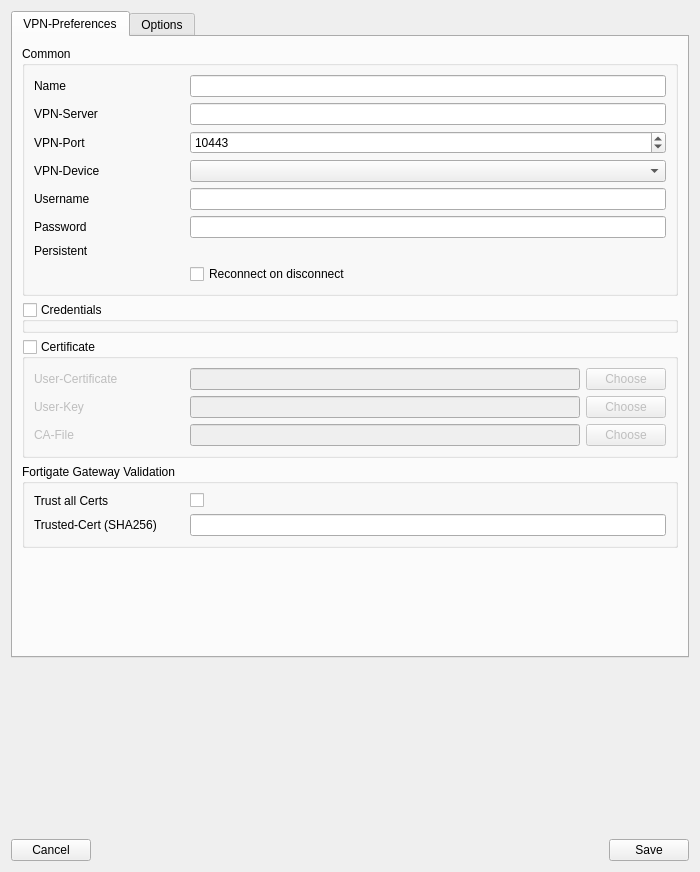
Qt form openfortigui/vpnprofileeditor.ui (theinvisible/openfortigui) before a commit.
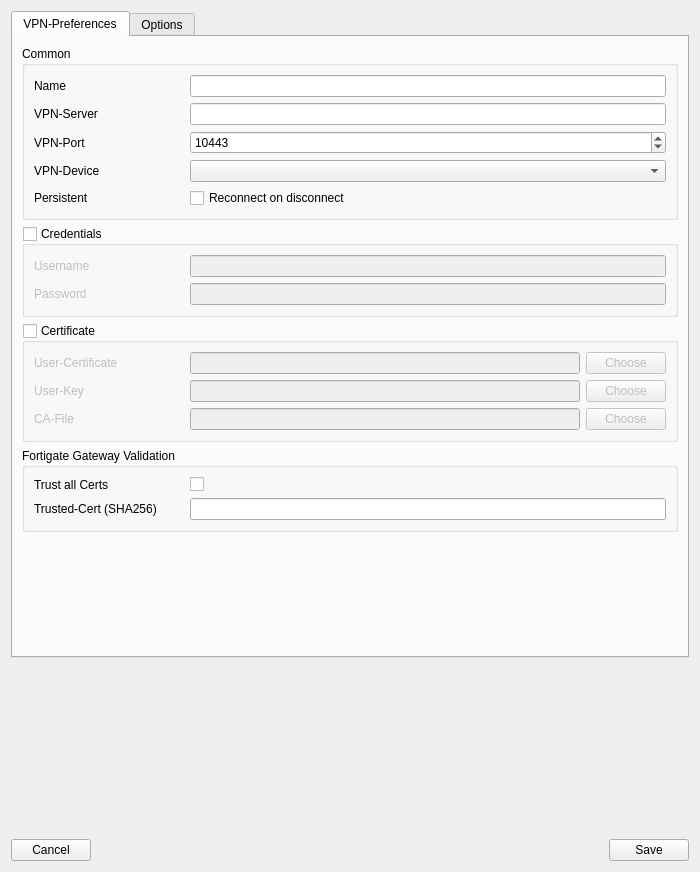
The same form after that commit.

Commit message: Re-layout the VPN profile editor UI due to duplicated username/passwd fields

What changed in the file:
```diff
--- a/openfortigui/vpnprofileeditor.ui
+++ b/openfortigui/vpnprofileeditor.ui
@@ -91,62 +91,6 @@
             </property>
            </widget>
           </item>
-          <item row="4" column="0">
-           <widget class="QLabel" name="label_3">
-            <property name="minimumSize">
-             <size>
-              <width>150</width>
-              <height>0</height>
-             </size>
-            </property>
-            <property name="text">
-             <string>Username</string>
-            </property>
-           </widget>
-          </item>
-          <item row="4" column="1">
-           <widget class="QLineEdit" name="leUsername"/>
-          </item>
-          <item row="5" column="0">
-           <widget class="QLabel" name="label_4">
-            <property name="minimumSize">
-             <size>
-              <width>150</width>
-              <height>0</height>
-             </size>
-            </property>
-            <property name="text">
-             <string>Password</string>
-            </property>
-           </widget>
-          </item>
-          <item row="5" column="1">
-           <widget class="QLineEdit" name="lePassword">
-            <property name="echoMode">
-             <enum>QLineEdit::Password</enum>
-            </property>
-           </widget>
-          </item>
-          <item row="6" column="0">
-           <widget class="QLabel" name="label_26">
-            <property name="minimumSize">
-             <size>
-              <width>150</width>
-              <height>0</height>
-             </size>
-            </property>
-            <property name="text">
-             <string>Persistent</string>
-            </property>
-           </widget>
-          </item>
-          <item row="7" column="1">
-           <widget class="QCheckBox" name="cbPersistent">
-            <property name="text">
-             <string>Reconnect on disconnect</string>
-            </property>
-           </widget>
-          </item>
           <item row="3" column="0">
            <widget class="QLabel" name="label_30">
             <property name="text">
@@ -157,6 +101,26 @@
           <item row="3" column="1">
            <widget class="QComboBox" name="comboVPNDevice"/>
           </item>
+          <item row="4" column="0">
+           <widget class="QLabel" name="label_26">
+            <property name="minimumSize">
+             <size>
+              <width>150</width>
+              <height>0</height>
+             </size>
+            </property>
+            <property name="text">
+             <string>Persistent</string>
+            </property>
+           </widget>
+          </item>
+          <item row="4" column="1">
+           <widget class="QCheckBox" name="cbPersistent">
+            <property name="text">
+             <string>Reconnect on disconnect</string>
+            </property>
+           </widget>
+          </item>
          </layout>
         </widget>
        </item>
@@ -171,67 +135,44 @@
          <property name="checked">
           <bool>false</bool>
          </property>
-         <widget class="QLineEdit" name="lePassword">
-          <property name="geometry">
-           <rect>
-            <x>170</x>
-            <y>70</y>
-            <width>480</width>
-            <height>25</height>
-           </rect>
-          </property>
-          <property name="echoMode">
-           <enum>QLineEdit::Password</enum>
-          </property>
-         </widget>
-         <widget class="QLineEdit" name="leUsername">
-          <property name="geometry">
-           <rect>
-            <x>170</x>
-            <y>39</y>
-            <width>480</width>
-            <height>25</height>
-           </rect>
-          </property>
-         </widget>
-         <widget class="QLabel" name="label_4">
-          <property name="geometry">
-           <rect>
-            <x>14</x>
-            <y>70</y>
-            <width>150</width>
-            <height>25</height>
-           </rect>
-          </property>
-          <property name="minimumSize">
-           <size>
-            <width>150</width>
-            <height>0</height>
-           </size>
-          </property>
-          <property name="text">
-           <string>Password</string>
-          </property>
-         </widget>
-         <widget class="QLabel" name="label_3">
-          <property name="geometry">
-           <rect>
-            <x>14</x>
-            <y>39</y>
-            <width>150</width>
-            <height>25</height>
-           </rect>
-          </property>
-          <property name="minimumSize">
-           <size>
-            <width>150</width>
-            <height>0</height>
-           </size>
-          </property>
-          <property name="text">
-           <string>Username</string>
-          </property>
-         </widget>
+         <layout class="QFormLayout" name="formLayout_1">
+          <item row="0" column="0">
+           <widget class="QLabel" name="label_3">
+            <property name="minimumSize">
+             <size>
+              <width>150</width>
+              <height>0</height>
+             </size>
+            </property>
+            <property name="text">
+             <string>Username</string>
+            </property>
+           </widget>
+          </item>
+          <item row="0" column="1">
+           <widget class="QLineEdit" name="leUsername"/>
+          </item>
+          <item row="1" column="0">
+           <widget class="QLabel" name="label_4">
+            <property name="minimumSize">
+             <size>
+              <width>150</width>
+              <height>0</height>
+             </size>
+            </property>
+            <property name="text">
+             <string>Password</string>
+            </property>
+           </widget>
+          </item>
+          <item row="1" column="1">
+           <widget class="QLineEdit" name="lePassword">
+            <property name="echoMode">
+             <enum>QLineEdit::Password</enum>
+            </property>
+           </widget>
+          </item>
+         </layout>
         </widget>
        </item>
        <item>
```
